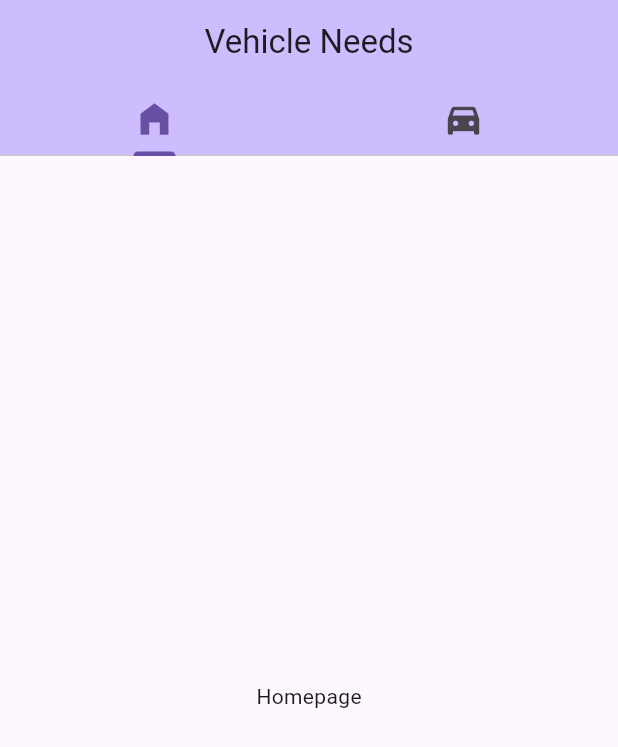
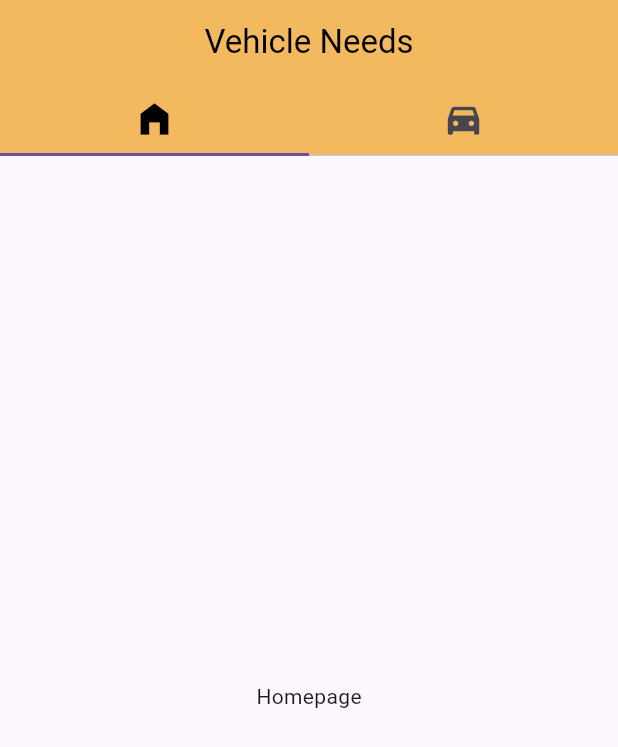
Before and after one commit to CJ-404/vehicle_needs, a Flutter app: the screen it shows after launch, on a phone screen of 412 x 824 dp. Shown: the top 747 px of the screen. Run offline on Flutter 3.47's test engine with Material 3 defaults, Android fonts, the phone set to English and light mode, and no system bars.

Commit message:
add: main color scheme

```diff
--- a/lib/main.dart
+++ b/lib/main.dart
@@ -7,14 +7,24 @@
 class MyApp extends StatelessWidget {
   const MyApp({super.key});
 
-  // This widget is the root of your application.
   @override
   Widget build(BuildContext context) {
     return MaterialApp(
       title: 'Flutter Demo',
       theme: ThemeData(
-        // This is the theme of your application.
-        colorScheme: ColorScheme.fromSeed(seedColor: Colors.deepPurpleAccent),
+        colorScheme: const ColorScheme.light(
+          primary: Color(0xFF6895D2),
+          secondary: Color(0xFFFDE767),
+          surface: Color(0xFFF3B95F),
+          background: Color(0xFFFFFFFF),
+          error: Color(0xFFD04848), //(0xFFB00020),
+          onPrimary: Color(0xFF000000),
+          onSecondary: Color(0xFF000000),
+          onSurface: Color(0xFF000000),
+          onBackground: Color(0xFF000000),
+          onError: Color(0xFFFFFFFF),
+          brightness: Brightness.light,
+        ),
         useMaterial3: true,
       ),
       home: const MyHomePage(title: 'Vehicle Needs'),
@@ -34,12 +44,16 @@
 class _MyHomePageState extends State<MyHomePage> {
   @override
   Widget build(BuildContext context) {
+    final theme = Theme.of(context);
+
     return MaterialApp(
       home: DefaultTabController(
         length: 2,
         child: Scaffold(
           appBar: AppBar(
-            bottom: const TabBar(
+            bottom: TabBar(
+              indicatorSize: TabBarIndicatorSize.tab,
+              labelColor: theme.colorScheme.onPrimary,
               tabs: <Widget>[
                 Tab(
                     icon: Icon(
@@ -56,7 +70,8 @@
                 ),
               ],
             ),
-            backgroundColor: Theme.of(context).colorScheme.inversePrimary,
+            backgroundColor: theme.colorScheme.surface,
+            foregroundColor: theme.colorScheme.onSurface,
             title: Center(child: Text(widget.title)),
           ),
           body: TabBarView(
@@ -86,8 +101,8 @@
                   ),
                 ),
                 floatingActionButton: FloatingActionButton(
-                  backgroundColor: Theme.of(context).colorScheme.primary,
-                  foregroundColor: Theme.of(context).colorScheme.onPrimary,
+                  backgroundColor: theme.colorScheme.surface,
+                  foregroundColor: theme.colorScheme.onSurface,
                   onPressed: null,
                   tooltip: 'Register a new vehicle',
                   child: const Icon(Icons.add),
```
